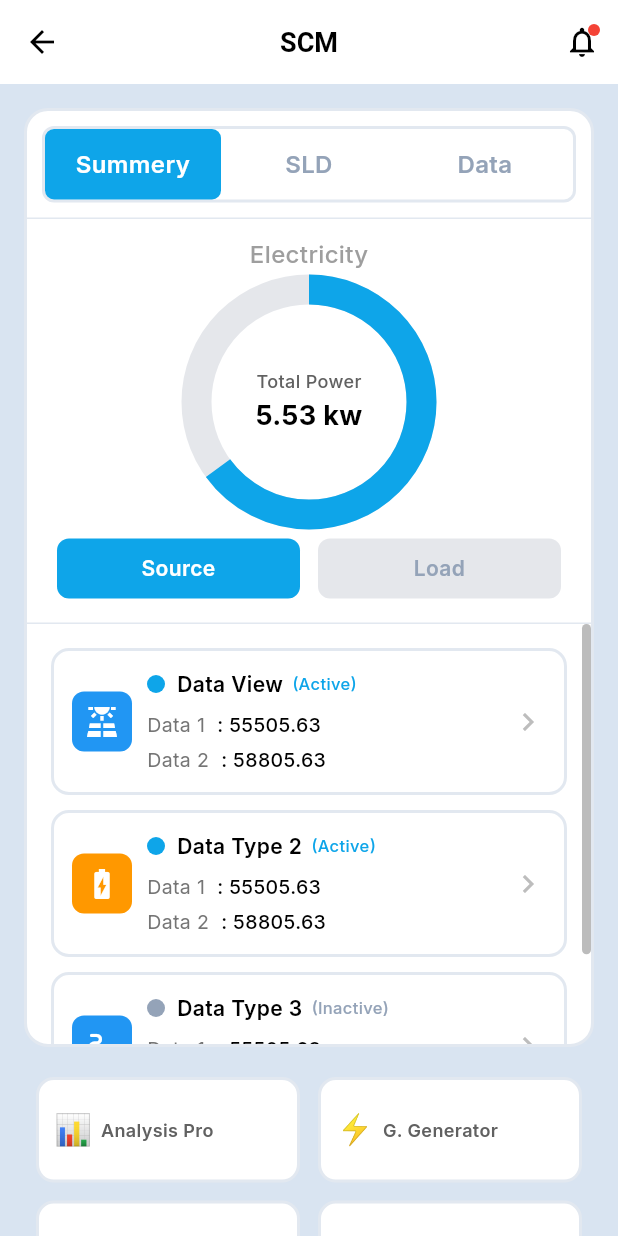
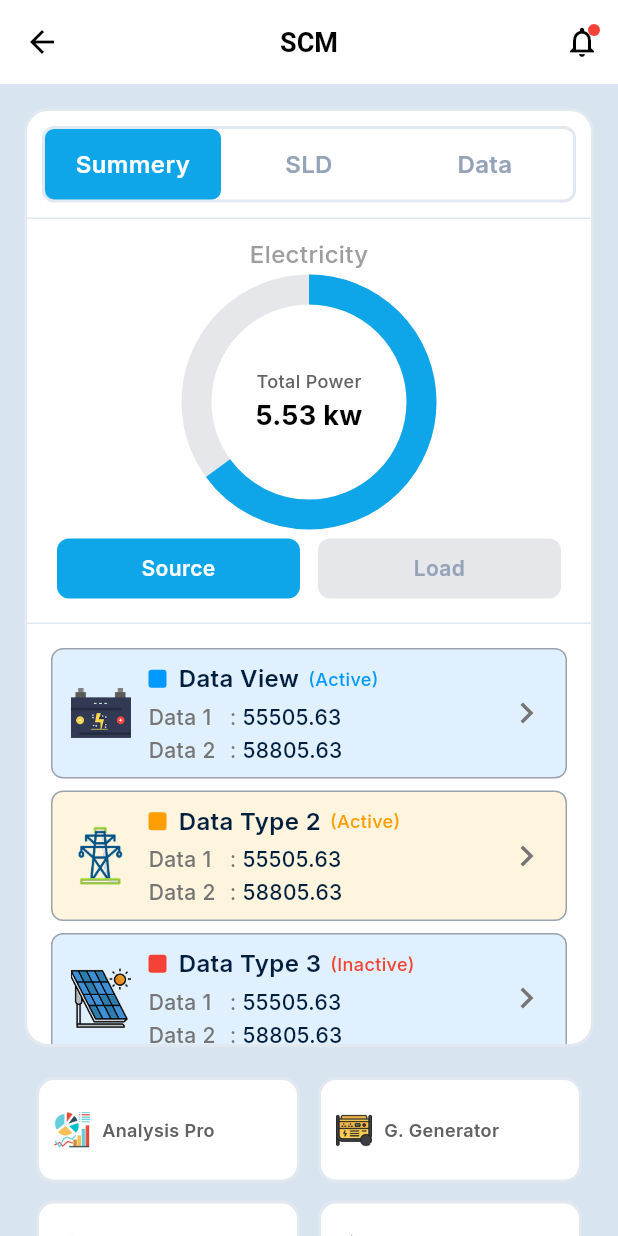
Before and after one commit to AbuZafor99/Scube_Test_Project, a Flutter app: the HomeScreen screen opened directly, on a phone screen of 412 x 824 dp. Run offline on Flutter 3.47's test engine with Material 3 defaults, Android fonts, the phone set to English and light mode, and no system bars; our stand-ins replace get, google_fonts, shimmer; missing offline and left inert: flutx_core.

Commit message:
home controller and action view change

```diff
--- a/lib/features/home/presentation/controller/home_controller.dart
+++ b/lib/features/home/presentation/controller/home_controller.dart
@@ -17,10 +17,6 @@ class HomeController extends GetxController {
   }
 
   void onActionButtonTap(String buttonName) {
-    Get.snackbar(
-      'Info',
-      '$buttonName tapped',
-      snackPosition: SnackPosition.BOTTOM,
-    );
+    Get.toNamed('/dashboard');
   }
 }
--- a/lib/features/home/presentation/screens/home_screen.dart
+++ b/lib/features/home/presentation/screens/home_screen.dart
@@ -147,43 +147,45 @@ class HomeScreen extends StatelessWidget {
                   SizedBox(
                     height: 280,
                     child: Scrollbar(
-                      thumbVisibility: true,
                       thickness: 6,
                       radius: const Radius.circular(3),
                       child: ListView(
                         padding: const EdgeInsets.all(16),
                         children: [
                           DataViewCardWidget(
-                            icon: Icons.solar_power,
-                            iconColor: Colors.white,
-                            iconBackground: AppColors.homeIconBlue,
+                            iconPath: 'assets/icons/icon1.png',
+                            iconBackground: Colors.transparent, // Icons have their own colors
                             title: AppTexts.dataView,
                             status: AppTexts.active,
-                            isActive: true,
+                            isActive: true, // Active status
                             data1Value: '55505.63',
                             data2Value: '58805.63',
+                            backgroundColor: const Color(0xFFE1F0FF), // Light Blue
+                            statusColor: const Color(0xFF0099FF), // Blue
                             onTap: () => controller.onDataViewCardTap(AppTexts.dataView),
                           ),
                           DataViewCardWidget(
-                            icon: Icons.battery_charging_full,
-                            iconColor: Colors.white,
-                            iconBackground: AppColors.homeIconOrange,
+                            iconPath: 'assets/icons/icon2.png',
+                            iconBackground: Colors.transparent,
                             title: AppTexts.dataType2,
                             status: AppTexts.active,
                             isActive: true,
                             data1Value: '55505.63',
                             data2Value: '58805.63',
+                            backgroundColor: const Color(0xFFFFF4DE), // Light Orange/Yellow
+                            statusColor: const Color(0xFFFF9E00), // Orange
                             onTap: () => controller.onDataViewCardTap(AppTexts.dataType2),
                           ),
                           DataViewCardWidget(
-                            icon: Icons.electrical_services,
-                            iconColor: Colors.white,
-                            iconBackground: AppColors.homeIconBlue,
+                            iconPath: 'assets/icons/icon3.png',
+                            iconBackground: Colors.transparent,
                             title: AppTexts.dataType3,
                             status: AppTexts.inactive,
                             isActive: false,
                             data1Value: '55505.63',
                             data2Value: '58805.63',
+                            backgroundColor: const Color(0xFFE1F0FF), // Light Blue
+                            statusColor: Colors.red, // Inactive Red
                             onTap: () => controller.onDataViewCardTap(AppTexts.dataType3),
                           ),
                         ],
--- a/lib/features/home/presentation/widgets/action_buttons_grid_widget.dart
+++ b/lib/features/home/presentation/widgets/action_buttons_grid_widget.dart
@@ -23,32 +23,32 @@ class ActionButtonsGridWidget extends StatelessWidget {
         childAspectRatio: 2.5,
         children: [
           _buildActionButton(
-            '📊',
+            'assets/icons/chart_490605.png',
             AppTexts.analysisPro,
             () => onButtonTap(AppTexts.analysisPro),
           ),
           _buildActionButton(
-            '⚡',
+            'assets/icons/generator_8789846.png',
             AppTexts.gGenerator,
             () => onButtonTap(AppTexts.gGenerator),
           ),
           _buildActionButton(
-            '🔌',
+            'assets/icons/power_15679163 1.png',
             AppTexts.plantSummery,
             () => onButtonTap(AppTexts.plantSummery),
           ),
           _buildActionButton(
-            '🔥',
+            'assets/icons/fire_3900509 1.png',
             AppTexts.naturalGas,
             () => onButtonTap(AppTexts.naturalGas),
           ),
           _buildActionButton(
-            '🔋',
+            'assets/icons/generator_8789846 (1).png',
             AppTexts.dGenerator,
             () => onButtonTap(AppTexts.dGenerator),
           ),
           _buildActionButton(
-            '💧',
+            'assets/icons/faucet_1078798.png',
             AppTexts.waterProcess,
             () => onButtonTap(AppTexts.waterProcess),
           ),
@@ -57,7 +57,7 @@ class ActionButtonsGridWidget extends StatelessWidget {
     );
   }
 
-  Widget _buildActionButton(String emoji, String title, VoidCallback onTap) {
+  Widget _buildActionButton(String imagePath, String title, VoidCallback onTap) {
     return GestureDetector(
       onTap: onTap,
       child: Container(
@@ -69,11 +69,13 @@ class ActionButtonsGridWidget extends StatelessWidget {
         ),
         child: Row(
           children: [
-            Text(
-              emoji,
-              style: const TextStyle(fontSize: 20),
+            Image.asset(
+              imagePath,
+              width: 24,
+              height: 24,
+              errorBuilder: (context, error, stackTrace) => const Icon(Icons.error, size: 24),
             ),
-            const SizedBox(width: 6),
+            const SizedBox(width: 8),
             Expanded(
               child: Text(
                 title,
--- a/lib/features/home/presentation/widgets/data_view_card_widget.dart
+++ b/lib/features/home/presentation/widgets/data_view_card_widget.dart
@@ -1,27 +1,28 @@
 import 'package:flutter/material.dart';
-import 'package:scube_task_app/core/theme/app_colors.dart';
 
 class DataViewCardWidget extends StatelessWidget {
-  final IconData icon;
-  final Color iconColor;
+  final String iconPath; // Changed from IconData to String
   final Color iconBackground;
   final String title;
   final String status;
   final bool isActive;
   final String data1Value;
   final String data2Value;
+  final Color backgroundColor; // Added for different card backgrounds
+  final Color statusColor; // Added for dynamic status text color
   final VoidCallback? onTap;
 
   const DataViewCardWidget({
     super.key,
-    required this.icon,
-    required this.iconColor,
+    required this.iconPath,
     required this.iconBackground,
     required this.title,
     required this.status,
     required this.isActive,
     required this.data1Value,
     required this.data2Value,
+    this.backgroundColor = const Color(0xFFE1F0FF), // Default Light Blue
+    this.statusColor = const Color(0xFF0099FF), // Default Blue
     this.onTap,
   });
 
@@ -30,55 +31,52 @@ class DataViewCardWidget extends StatelessWidget {
     return GestureDetector(
       onTap: onTap,
       child: Container(
-        margin: const EdgeInsets.only(bottom: 10),
-        padding: const EdgeInsets.all(12),
+        margin: const EdgeInsets.only(bottom: 8), // Reduced margin
+        padding: const EdgeInsets.symmetric(horizontal: 12, vertical: 8), // Reduced vertical padding
         decoration: BoxDecoration(
-          color: Colors.white,
-          borderRadius: BorderRadius.circular(12),
-          border: Border.all(color: AppColors.homeCardBorder, width: 2),
+          color: backgroundColor,
+          borderRadius: BorderRadius.circular(8),
+          border: Border.all(color: const Color(0xFF9CA3AF), width: 1), // Grey Border
         ),
         child: Row(
           children: [
-            // Icon
-            Container(
+            // Icon Image
+            Image.asset(
+              iconPath,
               width: 40,
               height: 40,
-              decoration: BoxDecoration(
-                color: iconBackground,
-                borderRadius: BorderRadius.circular(8),
-              ),
-              child: Icon(
-                icon,
-                color: iconColor,
-                size: 24,
+              fit: BoxFit.contain,
+              errorBuilder: (context, error, stackTrace) => Container(
+                width: 40,
+                height: 40,
+                color: Colors.grey[300],
+                child: const Icon(Icons.error, size: 20),
               ),
             ),
-            const SizedBox(width: 10),
+            const SizedBox(width: 12),
 
             // Title and data
             Expanded(
               child: Column(
                 crossAxisAlignment: CrossAxisAlignment.start,
                 children: [
-                  // Title with status badge
+                  // Title with status text
                   Row(
                     children: [
                       Container(
                         width: 12,
                         height: 12,
                         decoration: BoxDecoration(
-                          color: isActive
-                              ? AppColors.homeActiveStatus
-                              : AppColors.homeInactiveStatus,
-                          shape: BoxShape.circle,
+                          color: statusColor,
+                          borderRadius: BorderRadius.circular(2), // Square-ish rounded
                         ),
                       ),
                       const SizedBox(width: 8),
                       Text(
                         title,
                         style: const TextStyle(
-                          color: Colors.black,
-                          fontSize: 14,
+                          color: Color(0xFF001F3F), // Dark Blue
+                          fontSize: 16,
                           fontWeight: FontWeight.w600,
                         ),
                       ),
@@ -86,56 +84,66 @@ class DataViewCardWidget extends StatelessWidget {
                       Text(
                         '($status)',
                         style: TextStyle(
-                          color: isActive
-                              ? AppColors.homeActiveStatus
-                              : AppColors.homeInactiveStatus,
-                          fontSize: 11,
+                          color: statusColor,
+                          fontSize: 12,
                           fontWeight: FontWeight.w500,
                         ),
                       ),
                     ],
                   ),
-                  const SizedBox(height: 8),
+                  const SizedBox(height: 4), // Reduced gap
 
                   // Data values
                   Row(
                     children: [
-                      Text(
+                      SizedBox(
+                        width: 50,
+                        child: Text(
                           'Data 1',
                           style: TextStyle(
                             color: Colors.grey[600],
-                          fontSize: 13,
-                          fontWeight: FontWeight.w400,
+                            fontSize: 14,
+                            fontWeight: FontWeight.w500,
                           ),
                         ),
-                      const SizedBox(width: 8),
+                      ),
                       Text(
-                        ': $data1Value',
+                        ' : ',
+                        style: TextStyle(color: Colors.grey[600], fontSize: 14),
+                      ),
+                      Text(
+                        data1Value,
                         style: const TextStyle(
-                          color: Colors.black,
-                          fontSize: 13,
+                          color: Color(0xFF001F3F),
+                          fontSize: 14,
                           fontWeight: FontWeight.w500,
                         ),
                       ),
                     ],
                   ),
-                  const SizedBox(height: 4),
+                  const SizedBox(height: 2), // Reduced gap
                   Row(
                     children: [
-                      Text(
+                      SizedBox(
+                        width: 50,
+                        child: Text(
                           'Data 2',
                           style: TextStyle(
                             color: Colors.grey[600],
-                          fontSize: 13,
-                          fontWeight: FontWeight.w400,
+                            fontSize: 14,
+                            fontWeight: FontWeight.w500,
                           ),
                         ),
-                      const SizedBox(width: 8),
+                      ),
                       Text(
-                        ': $data2Value',
+                        ' : ',
+                        style: TextStyle(color: Colors.grey[600], fontSize: 14),
+                      ),
+                      Text(
+                        data2Value,
                         style: const TextStyle(
-                          color: Colors.black,
-                          fontSize: 13,
+                          color: Color(0xFF001F3F),
+                          fontSize: 14,
                           fontWeight: FontWeight.w500,
                         ),
                       ),
@@ -148,8 +156,8 @@ class DataViewCardWidget extends StatelessWidget {
             // Chevron icon
             Icon(
               Icons.chevron_right,
-              color: Colors.grey[400],
-              size: 24,
+              color: Colors.grey[600],
+              size: 28,
             ),
           ],
         ),
```
Lines whose indentation alone changed are shown as unchanged.
